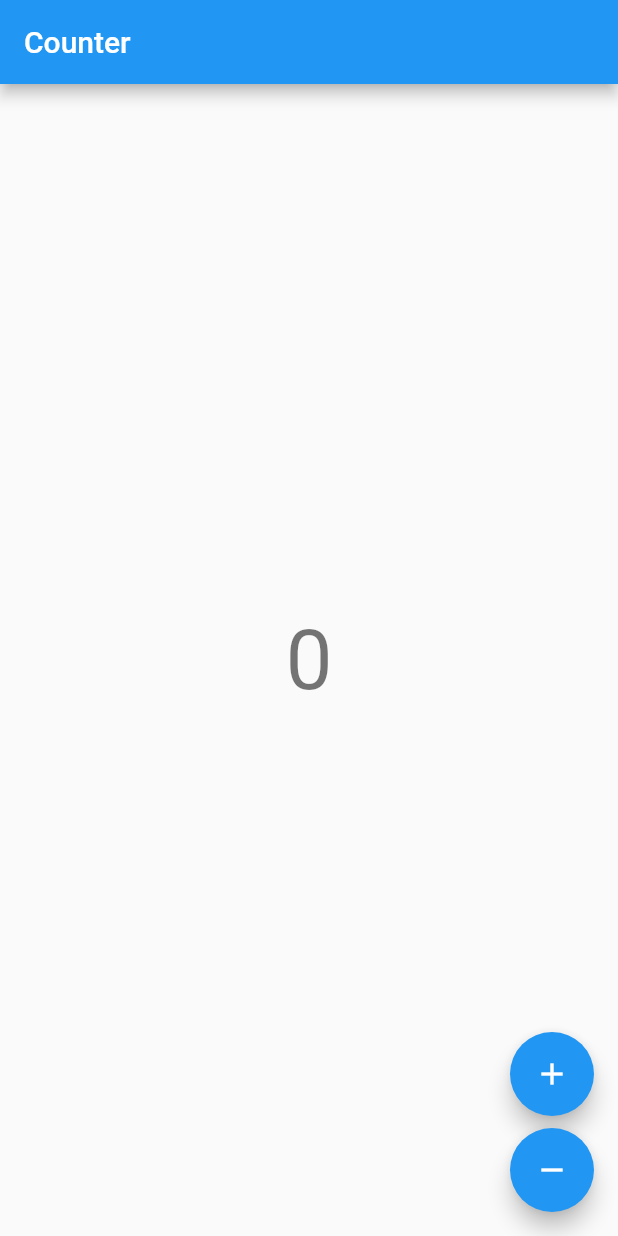
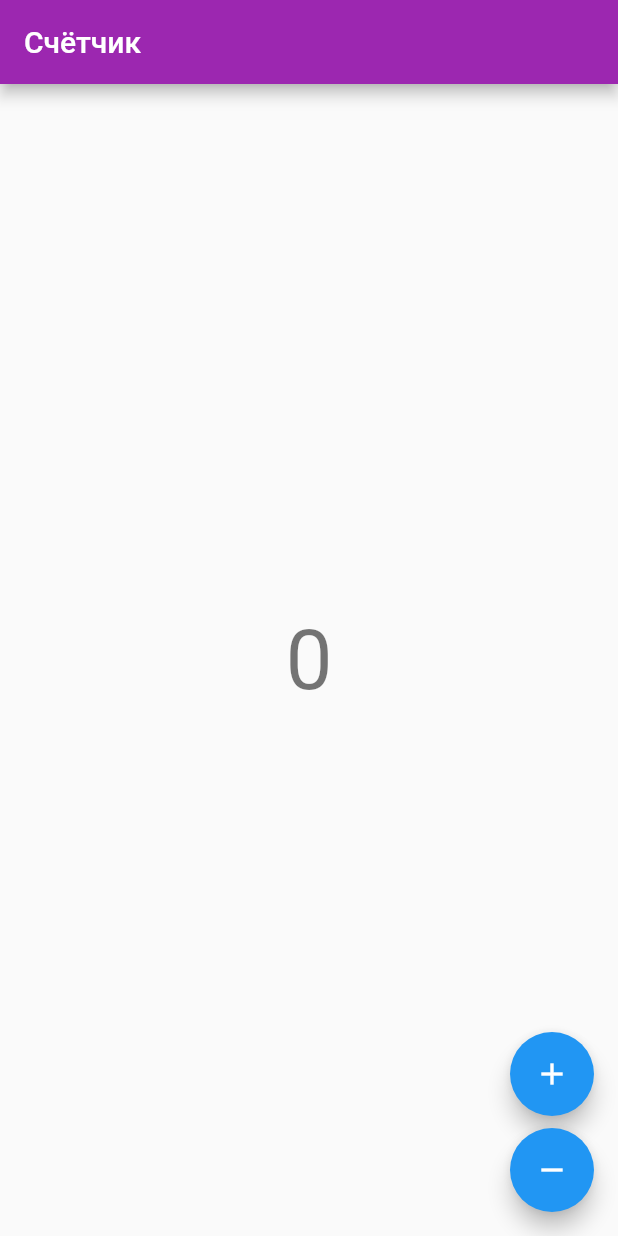
Before and after one commit to ilyagoguadze/Skyeng, a Flutter app: the screen it shows after launch, on a phone screen of 412 x 824 dp. Run offline on Flutter 3.47's test engine with Material 2 defaults, Android fonts, the phone set to English and light mode, and no system bars; our stand-ins replace bloc, flutter_bloc.

Commit message:
Update counter_view.dart

```diff
--- a/lib/counter/view/counter_view.dart
+++ b/lib/counter/view/counter_view.dart
@@ -12,8 +12,11 @@ class CounterView extends StatelessWidget {
   Widget build(BuildContext context) {
     final textTheme = Theme.of(context).textTheme;
     return Scaffold(
-      appBar: AppBar(title: const Text('Counter')),
+      appBar: AppBar(title: const Text('Счётчик'),
+        backgroundColor: Colors.purple ,
+      ),
       body: Center(
+
         child: BlocBuilder<CounterCubit, int>(
           builder: (context, state) {
             return Text('$state', style: textTheme.headline2);
```
